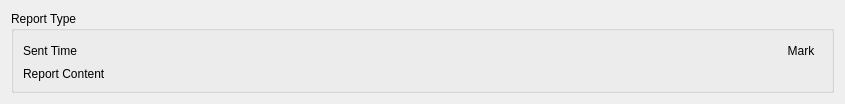
Above: tafor/components/ui/main_recent.ui from up1and/tafor before the change. Below: the same form after it.
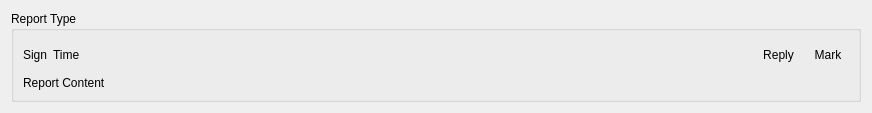
That is the form after the change.

```diff
--- a/tafor/components/ui/main_recent.ui
+++ b/tafor/components/ui/main_recent.ui
@@ -6,8 +6,8 @@
    <rect>
     <x>0</x>
     <y>0</y>
-    <width>845</width>
-    <height>88</height>
+    <width>872</width>
+    <height>98</height>
    </rect>
   </property>
   <property name="sizePolicy">
@@ -25,21 +25,94 @@
      <property name="title">
       <string notr="true">Report Type</string>
      </property>
-     <layout class="QGridLayout" name="gridLayout">
-      <item row="0" column="1">
-       <spacer name="horizontalSpacer">
-        <property name="orientation">
-         <enum>Qt::Horizontal</enum>
-        </property>
-        <property name="sizeHint" stdset="0">
+     <layout class="QVBoxLayout" name="verticalLayout_2">
+      <item>
+       <widget class="QWidget" name="toolsWidget" native="true">
+        <property name="minimumSize">
          <size>
-          <width>40</width>
-          <height>20</height>
+          <width>0</width>
+          <height>30</height>
          </size>
         </property>
-       </spacer>
+        <layout class="QHBoxLayout" name="horizontalLayout">
+         <property name="leftMargin">
+          <number>0</number>
+         </property>
+         <property name="topMargin">
+          <number>0</number>
+         </property>
+         <property name="rightMargin">
+          <number>0</number>
+         </property>
+         <property name="bottomMargin">
+          <number>0</number>
+         </property>
+         <item>
+          <widget class="QLabel" name="signLabel">
+           <property name="text">
+            <string notr="true">Sign</string>
+           </property>
+          </widget>
+         </item>
+         <item>
+          <widget class="QLabel" name="timeLabel">
+           <property name="text">
+            <string notr="true">Time</string>
+           </property>
+          </widget>
+         </item>
+         <item>
+          <spacer name="horizontalSpacer">
+           <property name="orientation">
+            <enum>Qt::Horizontal</enum>
+           </property>
+           <property name="sizeHint" stdset="0">
+            <size>
+             <width>40</width>
+             <height>20</height>
+            </size>
+           </property>
+          </spacer>
+         </item>
+         <item>
+          <widget class="QToolButton" name="replyButton">
+           <property name="enabled">
+            <bool>true</bool>
+           </property>
+           <property name="text">
+            <string>Reply</string>
+           </property>
+           <property name="iconSize">
+            <size>
+             <width>20</width>
+             <height>20</height>
+            </size>
+           </property>
+           <property name="autoRaise">
+            <bool>true</bool>
+           </property>
+          </widget>
+         </item>
+         <item>
+          <widget class="QToolButton" name="markButton">
+           <property name="text">
+            <string notr="true">Mark</string>
+           </property>
+           <property name="iconSize">
+            <size>
+             <width>20</width>
+             <height>20</height>
+            </size>
+           </property>
+           <property name="autoRaise">
+            <bool>true</bool>
+           </property>
+          </widget>
+         </item>
+        </layout>
+       </widget>
       </item>
-      <item row="3" column="0" colspan="4">
+      <item>
        <widget class="QLabel" name="rpt">
         <property name="text">
          <string notr="true">Report Content</string>
@@ -49,29 +122,6 @@
         </property>
        </widget>
       </item>
-      <item row="0" column="0">
-       <widget class="QLabel" name="sendTime">
-        <property name="text">
-         <string notr="true">Sent Time</string>
-        </property>
-       </widget>
-      </item>
-      <item row="0" column="4">
-       <widget class="QToolButton" name="markButton">
-        <property name="text">
-         <string notr="true">Mark</string>
-        </property>
-        <property name="iconSize">
-         <size>
-          <width>20</width>
-          <height>20</height>
-         </size>
-        </property>
-        <property name="autoRaise">
-         <bool>true</bool>
-        </property>
-       </widget>
-      </item>
      </layout>
     </widget>
    </item>
```
